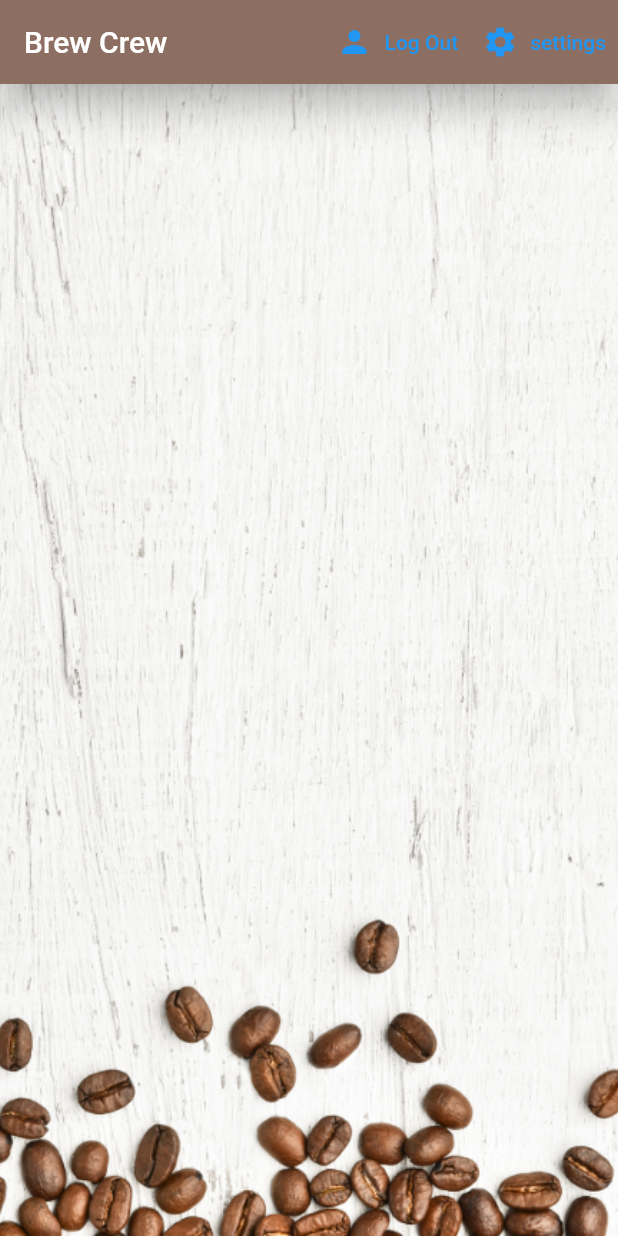
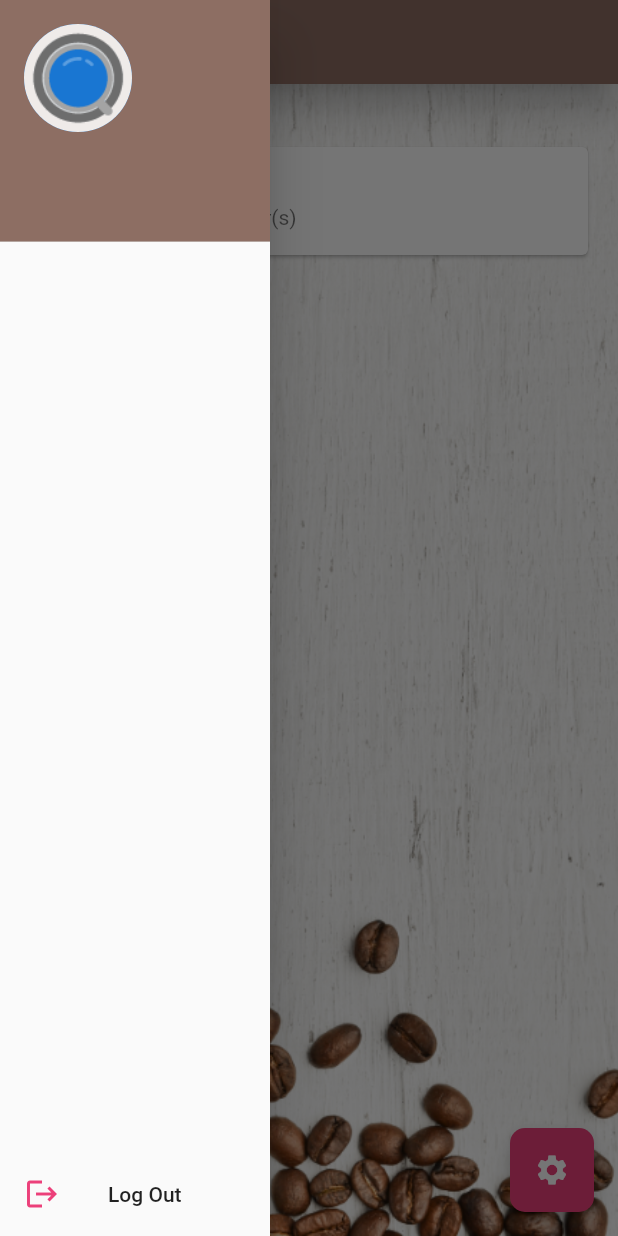
Before and after one commit to TastyMeat/Flutter-Tutorial-Practice-brew_crew, a Flutter app: the screen it shows once a user with an empty profile is signed in, with the side drawer open (before the commit the screen has no drawer), on a phone screen of 412 x 824 dp. Run offline on Flutter 3.47's test engine with Material 2 defaults, Android fonts, the phone set to English and light mode, and no system bars; our stand-ins replace cloud_firestore, firebase_auth, firebase_core, flutter_spinkit, freezed_annotation; accounts and stored records are empty.

Commit message:
updated home page

```diff
--- a/lib/models/brew.dart
+++ b/lib/models/brew.dart
@@ -1,7 +1,15 @@
-class Brew {
-  final String name;
-  final String sugarCount;
-  final int strength;
+import 'package:freezed_annotation/freezed_annotation.dart';
 
-  Brew({required this.name, required this.sugarCount, required this.strength});
+part 'brew.freezed.dart';
+part 'brew.g.dart';
+
+@freezed
+class Brew with _$Brew {
+  factory Brew({
+    @Default('New Crew') String name,
+    @Default(100) int strength,
+    @Default('0') String sugarCount,
+  }) = _Brew;
+
+  factory Brew.fromJson(Map<String, dynamic> json) => _$BrewFromJson(json);
 }
--- /dev/null
+++ b/lib/screens/home/brew_drawer.dart
@@ -0,0 +1,47 @@
+import 'package:brew_crew/models/brew_user.dart';
+import 'package:brew_crew/services/database.dart';
+import 'package:flutter/material.dart';
+import 'package:provider/provider.dart';
+
+import '../../services/auth_service.dart';
+
+class BrewDrawer extends StatefulWidget {
+  BrewDrawer({super.key});
+  final AuthService _authService = AuthService();
+  @override
+  State<BrewDrawer> createState() => _BrewDrawerState();
+}
+
+class _BrewDrawerState extends State<BrewDrawer> {
+  @override
+  Widget build(BuildContext context) {
+    return StreamBuilder<BrewUserData?>(
+      stream: DatabaseService(uid: Provider.of<BrewUser>(context).uid).userData,
+      builder: (context, snapshot) => Drawer(
+        width: 180,
+        child: Column(
+          children: [
+            UserAccountsDrawerHeader(
+              decoration: BoxDecoration(color: Colors.brown.shade400),
+              currentAccountPicture: CircleAvatar(
+                foregroundImage: const AssetImage('assets/coffee_icon.png'),
+                backgroundColor:
+                    Colors.brown[snapshot.data?.brew.strength ?? 100],
+              ),
+              accountName: Text(snapshot.data?.brew.name ?? 'Unknown User'),
+              accountEmail: null,
+            ),
+            const Spacer(),
+            ListTile(
+              onTap: () async => await widget._authService.signOut(),
+              leading: const Icon(Icons.logout),
+              title: const Text('Log Out'),
+              iconColor: Colors.pink.shade400,
+            ),
+            //style: TextButton.styleFrom(foregroundColor: Colors.black),
+          ],
+        ),
+      ),
+    );
+  }
+}
--- a/lib/screens/home/brew_list.dart
+++ b/lib/screens/home/brew_list.dart
@@ -1,5 +1,7 @@
 import 'package:brew_crew/models/brew.dart';
+import 'package:brew_crew/models/brew_user.dart';
 import 'package:brew_crew/screens/home/brew_tile.dart';
+import 'package:brew_crew/services/database.dart';
 import 'package:flutter/material.dart';
 import 'package:provider/provider.dart';
 
@@ -15,9 +17,43 @@ class _BrewListState extends State<BrewList> {
   Widget build(BuildContext context) {
     final brews = Provider.of<List<Brew>?>(context) ?? [];
 
-    return ListView.builder(
-      itemCount: brews.length,
-      itemBuilder: (context, index) => BrewTile(brew: brews[index]),
-    );
+    return StreamBuilder<BrewUserData?>(
+        stream:
+            DatabaseService(uid: Provider.of<BrewUser>(context).uid).userData,
+        builder: (context, snapshot) {
+          return CustomScrollView(
+            slivers: [
+              const SliverToBoxAdapter(
+                child: Padding(
+                  padding: EdgeInsets.only(top: 12.0, left: 20),
+                  child: Text(
+                    'My Brew:',
+                    style: TextStyle(fontWeight: FontWeight.bold),
+                  ),
+                ),
+              ),
+              SliverToBoxAdapter(
+                child: snapshot.hasData
+                    ? BrewTile(brew: snapshot.data!.brew)
+                    : null,
+              ),
+              const SliverToBoxAdapter(
+                child: Padding(
+                  padding: EdgeInsets.only(top: 12.0, left: 20),
+                  child: Text(
+                    'Other Brews:',
+                    style: TextStyle(fontWeight: FontWeight.bold),
+                  ),
+                ),
+              ),
+              SliverList.builder(
+                  itemCount: brews.length,
+                  itemBuilder: (context, index) =>
+                      snapshot.hasData && snapshot.data!.brew != brews[index]
+                          ? BrewTile(brew: brews[index])
+                          : const SizedBox.shrink()),
+            ],
+          );
+        });
   }
 }
--- a/lib/screens/home/home.dart
+++ b/lib/screens/home/home.dart
@@ -1,16 +1,14 @@
 import 'package:brew_crew/models/brew.dart';
 import 'package:brew_crew/models/brew_user.dart';
+import 'package:brew_crew/screens/home/brew_drawer.dart';
 import 'package:brew_crew/screens/home/brew_list.dart';
 import 'package:brew_crew/screens/home/settings_form.dart';
-import 'package:brew_crew/services/auth_service.dart';
 import 'package:brew_crew/services/database.dart';
 import 'package:flutter/material.dart';
 import 'package:provider/provider.dart';
 
 class Home extends StatelessWidget {
-  Home({super.key});
-
-  final AuthService _authService = AuthService();
+  const Home({super.key});
 
   @override
   Widget build(BuildContext context) {
@@ -33,18 +31,6 @@ class Home extends StatelessWidget {
           title: const Text('Brew Crew'),
           backgroundColor: Colors.brown.shade400,
           elevation: 10.0,
-          actions: [
-            TextButton.icon(
-              icon: const Icon(Icons.person),
-              label: const Text("Log Out"),
-              onPressed: () async => await _authService.signOut(),
-            ),
-            TextButton.icon(
-              icon: const Icon(Icons.settings),
-              label: const Text('settings'),
-              onPressed: showSettingsPanel,
-            ),
-          ],
         ),
         body: Container(
           decoration: const BoxDecoration(
@@ -55,6 +41,14 @@ class Home extends StatelessWidget {
           ),
           child: const BrewList(),
         ),
+        floatingActionButton: FloatingActionButton(
+          onPressed: showSettingsPanel,
+          shape: const RoundedRectangleBorder(
+              borderRadius: BorderRadius.all(Radius.circular(10))),
+          backgroundColor: Colors.pink.shade400,
+          child: const Icon(Icons.settings),
+        ),
+        drawer: BrewDrawer(),
       ),
     );
   }
--- a/lib/screens/home/settings_form.dart
+++ b/lib/screens/home/settings_form.dart
@@ -1,9 +1,11 @@
-import 'package:brew_crew/models/brew_user.dart';
-import 'package:brew_crew/services/database.dart';
-import 'package:brew_crew/shared/constants.dart';
-import 'package:brew_crew/shared/loading.dart';
 import 'package:flutter/material.dart';
 import 'package:provider/provider.dart';
+
+import '/models/brew.dart';
+import '/models/brew_user.dart';
+import '/services/database.dart';
+import '/shared/constants.dart';
+import '/shared/loading.dart';
 
 class SettingsForm extends StatefulWidget {
   const SettingsForm({super.key});
@@ -16,19 +18,19 @@ class _SettingsFormState extends State<SettingsForm> {
   final _formKey = GlobalKey<FormState>();
   final List<String> sugarOptions = ['0', '1', '2', '3', '4'];
 
-  String? _currentName;
-  int? _currentStrength;
-  String? _currentSugarCount;
+  Brew? _brew;
 
   @override
-  Widget build(BuildContext context) => StreamBuilder<BrewUserData>(
+  Widget build(BuildContext context) => StreamBuilder<BrewUserData?>(
       stream: DatabaseService(uid: Provider.of<BrewUser>(context).uid).userData,
       builder: (context, snapshot) {
         if (!snapshot.hasData) {
           return const Loading();
         }
 
-        BrewUserData? brewUserData = snapshot.data;
+        BrewUserData brewUserData = snapshot.data!;
+        Brew brew = _brew ?? brewUserData.brew.copyWith();
+
         return Form(
           key: _formKey,
           child: Column(
@@ -39,26 +41,26 @@ class _SettingsFormState extends State<SettingsForm> {
               ),
               const SizedBox(height: 20.0),
               TextFormField(
-                initialValue: brewUserData!.brew.name,
+                initialValue: brew.name,
                 decoration: textInputDecoration,
                 validator: (value) =>
                     value!.isEmpty ? 'Please enter a name' : null,
-                onChanged: (value) => setState(() => _currentName = value),
+                onChanged: (value) =>
+                    setState(() => _brew = brew.copyWith(name: value)),
               ),
               const SizedBox(height: 20.0),
               Slider(
-                value:
-                    (_currentStrength ?? brewUserData.brew.strength).toDouble(),
+                value: brew.strength.toDouble(),
                 min: 100.0,
                 max: 900.0,
                 divisions: 8,
-                activeColor: Colors.brown[_currentStrength ?? 100],
-                inactiveColor: Colors.brown[_currentStrength ?? 100],
-                onChanged: (value) =>
-                    setState(() => _currentStrength = value.round()),
+                activeColor: Colors.brown[brew.strength],
+                inactiveColor: Colors.brown[brew.strength],
+                onChanged: (value) => setState(
+                    () => _brew = brew.copyWith(strength: value.toInt())),
               ),
               DropdownButtonFormField(
-                value: _currentSugarCount ?? brewUserData.brew.sugarCount,
+                value: brew.sugarCount,
                 decoration: textInputDecoration,
                 items: sugarOptions
                     .map((sugarCount) => DropdownMenuItem(
@@ -66,8 +68,8 @@ class _SettingsFormState extends State<SettingsForm> {
                           child: Text('$sugarCount sugar(s)'),
                         ))
                     .toList(),
-                onChanged: (value) =>
-                    setState(() => _currentSugarCount = value),
+                onChanged: (value) => setState(
+                    () => _brew = brew.copyWith(sugarCount: value ?? '0')),
               ),
               ElevatedButton(
                 style: ElevatedButton.styleFrom(
@@ -78,11 +80,8 @@ class _SettingsFormState extends State<SettingsForm> {
                 ),
                 onPressed: () async {
                   if (_formKey.currentState!.validate()) {
-                    await DatabaseService(uid: brewUserData.uid).updateUserData(
-                      _currentName ?? brewUserData.brew.name,
-                      _currentSugarCount ?? brewUserData.brew.sugarCount,
-                      _currentStrength ?? brewUserData.brew.strength,
-                    );
+                    await DatabaseService(uid: brewUserData.uid)
+                        .updateUserData(brew);
                     if (mounted) Navigator.pop(context);
                   }
                 },
--- a/lib/services/auth_service.dart
+++ b/lib/services/auth_service.dart
@@ -1,3 +1,4 @@
+import 'package:brew_crew/models/brew.dart';
 import 'package:brew_crew/models/brew_user.dart';
 import 'package:brew_crew/services/database.dart';
 import 'package:firebase_auth/firebase_auth.dart';
@@ -30,10 +31,9 @@ class AuthService {
           .createUserWithEmailAndPassword(email: email, password: password);
       User? user = userCredential.user;
 
-      await DatabaseService(uid: user!.uid).updateUserData('0', 'new crew member', 100);
+      await DatabaseService(uid: user!.uid).updateUserData(Brew());
       return _brewUserFromFirebaseUser(user);
     } catch (e) {
-      print(e.toString());
       return null;
     }
   }
--- a/lib/services/database.dart
+++ b/lib/services/database.dart
@@ -10,32 +10,32 @@ class DatabaseService {
   final CollectionReference brewCollection =
       FirebaseFirestore.instance.collection('brews');
 
-  Future updateUserData(String name, String sugarCount, int strength) async =>
-      await brewCollection.doc(uid).set({
-        'name': name,
-        'strength': strength,
-        'sugarCount': sugarCount,
-      });
+  Future updateUserData(Brew brew) async =>
+      await brewCollection.doc(uid).set(brew.toJson());
 
-  BrewUserData _userDataFromSnapshot(DocumentSnapshot snapshot) => BrewUserData(
-      uid: uid,
-      brew: Brew(
-        name: snapshot.get('name'),
-        strength: snapshot.get('strength'),
-        sugarCount: snapshot.get('sugarCount'),
-      ));
-
-  List<Brew> _brewListFromSnapshot(QuerySnapshot snapshot) => snapshot.docs
-      .map((doc) => Brew(
-            name: doc.get('name'),
-            strength: doc.get('strength'),
-            sugarCount: doc.get('sugarCount'),
-          ))
-      .toList();
-
-  Stream<BrewUserData> get userData =>
+  BrewUserData? _userDataFromSnapshot(DocumentSnapshot snapshot) {
+    try {
+      return BrewUserData(
+        uid: uid,
+        brew: Brew.fromJson(snapshot.data() as dynamic),
+      );
+    } catch (_) {
+      return null;
+    }
+  }
+  Stream<BrewUserData?> get userData =>
       brewCollection.doc(uid).snapshots().map(_userDataFromSnapshot);
 
-  Stream<List<Brew>> get brews =>
-      brewCollection.snapshots().map(_brewListFromSnapshot);
+  List<Brew>? _brewListFromSnapshot(QuerySnapshot snapshot) {
+    try {
+      return snapshot.docs
+          .map((doc) => Brew.fromJson(doc.data() as dynamic))
+          .toList();
+    } catch (_) {
+      return null;
+    }
+  }
+  Stream<List<Brew>?> get brews {
+    return brewCollection.snapshots().map(_brewListFromSnapshot);
+  }
 }
--- a/pubspec.yaml
+++ b/pubspec.yaml
@@ -40,6 +40,8 @@ dependencies:
   provider: ^6.0.5
   flutter_spinkit: ^5.2.0
   cloud_firestore: ^4.9.2
+  freezed_annotation: ^2.4.1
+  json_annotation: ^4.8.1
 
 dev_dependencies:
   flutter_test:
@@ -51,6 +53,9 @@ dev_dependencies:
   # package. See that file for information about deactivating specific lint
   # rules and activating additional ones.
   flutter_lints: ^2.0.0
+  build_runner: ^2.4.6
+  freezed: ^2.4.3
+  json_serializable: ^6.7.1
 
 # For information on the generic Dart part of this file, see the
 # following page: https://dart.dev/tools/pub/pubspec
```
Also changed, not shown: lib/models/brew.freezed.dart (added), lib/models/brew.g.dart (added), 2 other files.
